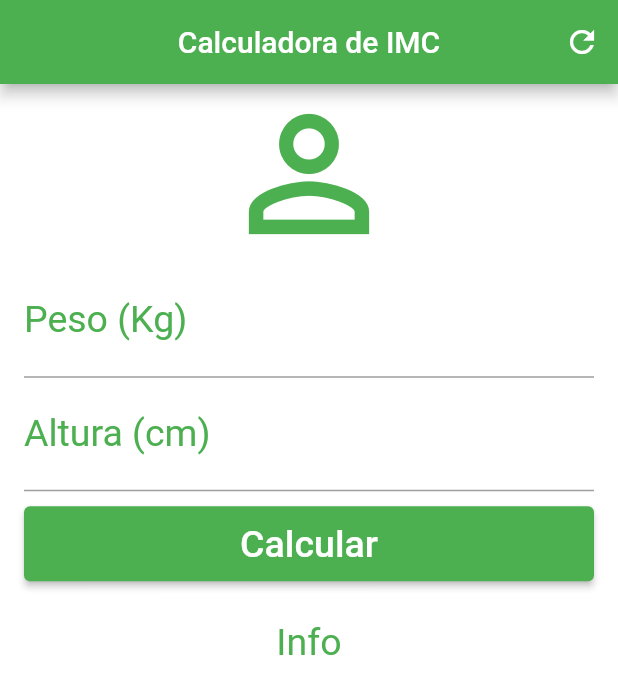
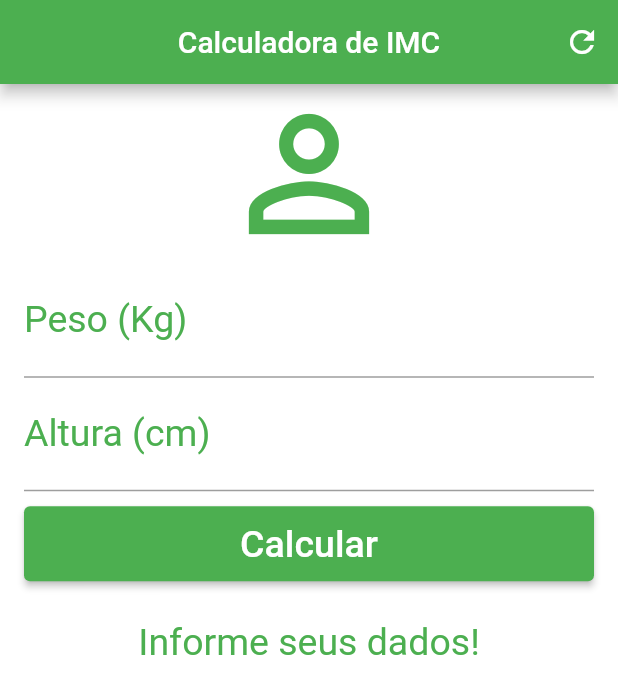
Before and after one commit to estelson/calculadora_imc, a Flutter app: the screen it shows after launch, after a tap on "Calcular", on a phone screen of 412 x 824 dp. Shown: the top 694 px of the screen. Run offline on Flutter 3.47's test engine with Material 2 defaults, Android fonts, the phone set to English and light mode, and no system bars.

Commit message:
Controller e cálculos de faixa de IMC

```diff
--- a/lib/main.dart
+++ b/lib/main.dart
@@ -14,6 +14,41 @@ class Home extends StatefulWidget {
 }
 
 class _HomeState extends State<Home> {
+  TextEditingController weightController = TextEditingController();
+  TextEditingController heightController = TextEditingController();
+
+  String _infoText = "Informe seus dados!";
+
+  void _resetFields() {
+    weightController.text = "";
+    heightController.text = "";
+    _infoText = "Informe seus dados!";
+  }
+
+  void _calculate() {
+    setState(() {
+      double weight = double.parse(weightController.text);
+      double height = double.parse(heightController.text) / 100;
+      double imc = weight / (height * height);
+
+      if (imc < 18.5) {
+        _infoText = "Abaixo do peso (${imc.toStringAsPrecision(3)})";
+      } else if (imc >= 18.5 && imc <= 24.9) {
+        _infoText = "Peso normal (${imc.toStringAsPrecision(3)})";
+      } else if (imc >= 25 && imc <= 29.9) {
+        _infoText = "Sobrepeso (${imc.toStringAsPrecision(3)})";
+      } else if (imc >= 30 && imc <= 34.9) {
+        _infoText = "Obesidade grau I (${imc.toStringAsPrecision(3)})";
+      } else if (imc >= 35 && imc <= 39.9) {
+        _infoText = "Obesidade grau II (${imc.toStringAsPrecision(3)})";
+      } else {
+        if (imc >= 40) {
+          _infoText = "Obesidade grau III (${imc.toStringAsPrecision(3)})";
+        }
+      }
+    });
+  }
+
   @override
   Widget build(BuildContext context) {
     return Scaffold(
@@ -23,7 +58,7 @@ class _HomeState extends State<Home> {
         backgroundColor: Colors.green,
         actions: <Widget>[
           IconButton(
-            onPressed: () {},
+            onPressed: _resetFields,
             icon: const Icon(
               Icons.refresh,
             ),
@@ -41,35 +76,37 @@ class _HomeState extends State<Home> {
               size: 120,
               color: Colors.green,
             ),
-            const TextField(
+            TextField(
               keyboardType: TextInputType.number,
-              decoration: InputDecoration(
+              decoration: const InputDecoration(
                 labelText: "Peso (Kg)",
                 labelStyle: TextStyle(color: Colors.green),
               ),
               textAlign: TextAlign.center,
-              style: TextStyle(
+              style: const TextStyle(
                 color: Colors.green,
                 fontSize: 25,
               ),
+              controller: weightController,
             ),
-            const TextField(
+            TextField(
               keyboardType: TextInputType.number,
-              decoration: InputDecoration(
+              decoration: const InputDecoration(
                   labelText: "Altura (cm)",
                   labelStyle: TextStyle(color: Colors.green)),
               textAlign: TextAlign.center,
-              style: TextStyle(
+              style: const TextStyle(
                 color: Colors.green,
                 fontSize: 25,
               ),
+              controller: heightController,
             ),
             Padding(
               padding: const EdgeInsets.only(top: 10, bottom: 10),
               child: SizedBox(
                 height: 50,
                 child: ElevatedButton(
-                  onPressed: () {},
+                  onPressed: _calculate,
                   style: ElevatedButton.styleFrom(
                     backgroundColor: Colors.green,
                   ),
@@ -83,12 +120,12 @@ class _HomeState extends State<Home> {
                 ),
               ),
             ),
-            const Padding(
-              padding: EdgeInsets.all(16),
+            Padding(
+              padding: const EdgeInsets.all(16),
               child: Text(
-                "Info",
+                _infoText,
                 textAlign: TextAlign.center,
-                style: TextStyle(
+                style: const TextStyle(
                   color: Colors.green,
                   fontSize: 25,
                 ),
```
